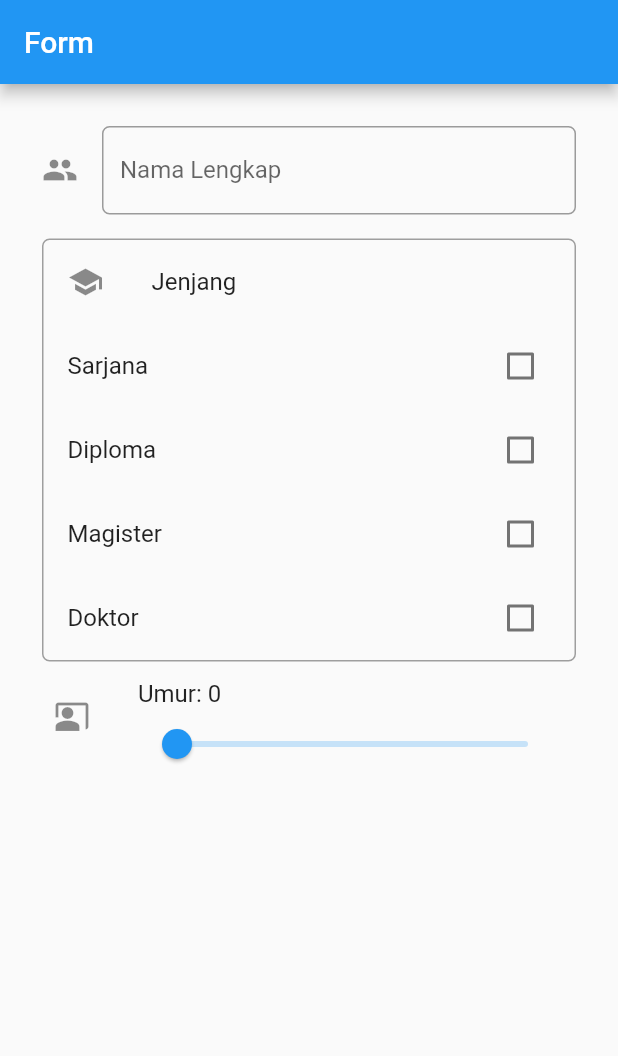
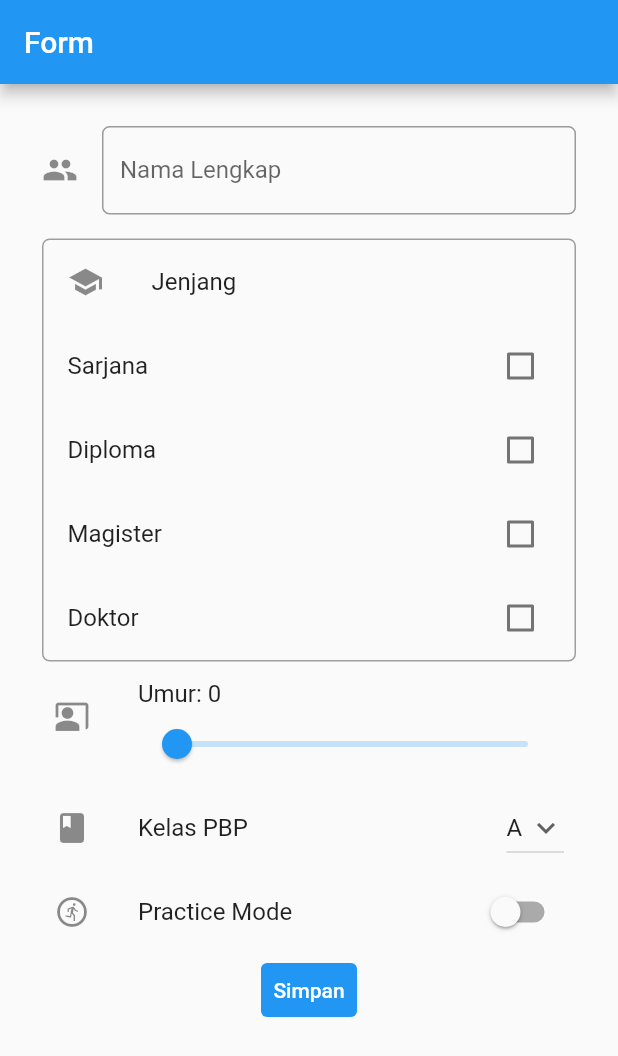
Before and after one commit to naufalweise/pbp-flutter-tutorial, a Flutter app: the screen it shows after launch, in the side drawer, after a tap on "Form", on a phone screen of 412 x 824 dp. Shown: the top 1056 px of the screen. Run offline on Flutter 3.47's test engine with Material 2 defaults, Android fonts, the phone set to English and light mode, and no system bars.

```diff
--- a/lib/form.dart
+++ b/lib/form.dart
@@ -18,9 +18,21 @@ class _MyFormPageState extends State<MyFormPage> {
   double umur = 0;
   String kelasPBP = 'A';
   List<String> listKelasPBP = ['A', 'B', 'C', 'D', 'E', 'F', 'KI'];
+  bool _nilaiSwitch = false;
 
   @override
   Widget build(BuildContext context) {
+    String jenjang = 'Tidak ada';
+    if (jenjangSarjana) {
+      jenjang = 'Sarjana';
+    } else if (jenjangDiploma) {
+      jenjang = 'Diploma';
+    } else if (jenjangMagister) {
+      jenjang = 'Magister';
+    } else if (jenjangDoktor) {
+      jenjang = 'Doktor';
+    }
+
     return Scaffold(
       appBar: AppBar(
         title: const Text('Form'),
@@ -31,7 +43,8 @@ class _MyFormPageState extends State<MyFormPage> {
           child: Container(
             padding: const EdgeInsets.all(20.0),
             child: Column(
-              children: [Padding(
+              children: [
+                Padding(
                 // Menggunakan padding sebesar 8 pixels
                 padding: const EdgeInsets.all(8.0),
                 child: TextFormField(
@@ -149,6 +162,84 @@ class _MyFormPageState extends State<MyFormPage> {
                     },
                   ),
                 ),
+                ListTile(
+                  leading: const Icon(Icons.class_),
+                  title: const Text(
+                    'Kelas PBP',
+                  ),
+                  trailing: DropdownButton(
+                    value: kelasPBP,
+                    icon: const Icon(Icons.keyboard_arrow_down),
+                    items: listKelasPBP.map((String items) {
+                      return DropdownMenuItem(
+                        value: items,
+                        child: Text(items),
+                      );
+                    }).toList(),
+                    onChanged: (String? newValue) {
+                      setState(() {
+                        kelasPBP = newValue!;
+                      });
+                    },
+                  ),
+                ),
+                SwitchListTile(
+                  title: const Text('Practice Mode'),
+                  value: _nilaiSwitch,
+                  onChanged: (bool value) {
+                    setState(() {
+                      _nilaiSwitch = value;
+                    });
+                  },
+                  secondary: const Icon(Icons.run_circle_outlined),
+                ),
+                TextButton(
+                  style: ButtonStyle(
+                    backgroundColor: MaterialStateProperty.all(Colors.blue),
+                  ),
+                  onPressed: () {
+                    if (_formKey.currentState!.validate()) {
+                      showDialog(
+                        context: context,
+                        builder: (context) {
+                          return Dialog(
+                            shape: RoundedRectangleBorder(
+                              borderRadius: BorderRadius.circular(10),
+                            ),
+                            elevation: 15,
+                            child: Container(
+                              child: ListView(
+                                padding: const EdgeInsets.only(top: 20, bottom: 20),
+                                shrinkWrap: true,
+                                children: <Widget>[
+                                  const Center(child: Text('Informasi Data')),
+                                  Column(children: [
+                                    Text('Nama: $_namaLengkap'),
+                                    Text('Jenjang: $jenjang'),
+                                    Text('Umur: $umur'),
+                                    Text('Kelas PBP: $kelasPBP'),
+                                    Text('Mode latihan: $_nilaiSwitch')
+                                  ],),
+                                  const SizedBox(height: 20),
+                                  TextButton(
+                                    onPressed: () {
+                                      Navigator.pop(context);
+                                    },
+                                    child: Text('Kembali'),
+                                  ),
+                                ],
+                              ),
+                            ),
+                          );
+                        },
+                      );
+                    }
+                  },
+                  child: const Text(
+                    "Simpan",
+                    style: TextStyle(color: Colors.white),
+                  ),
+                ),
               ],
             ),
           ),
```
